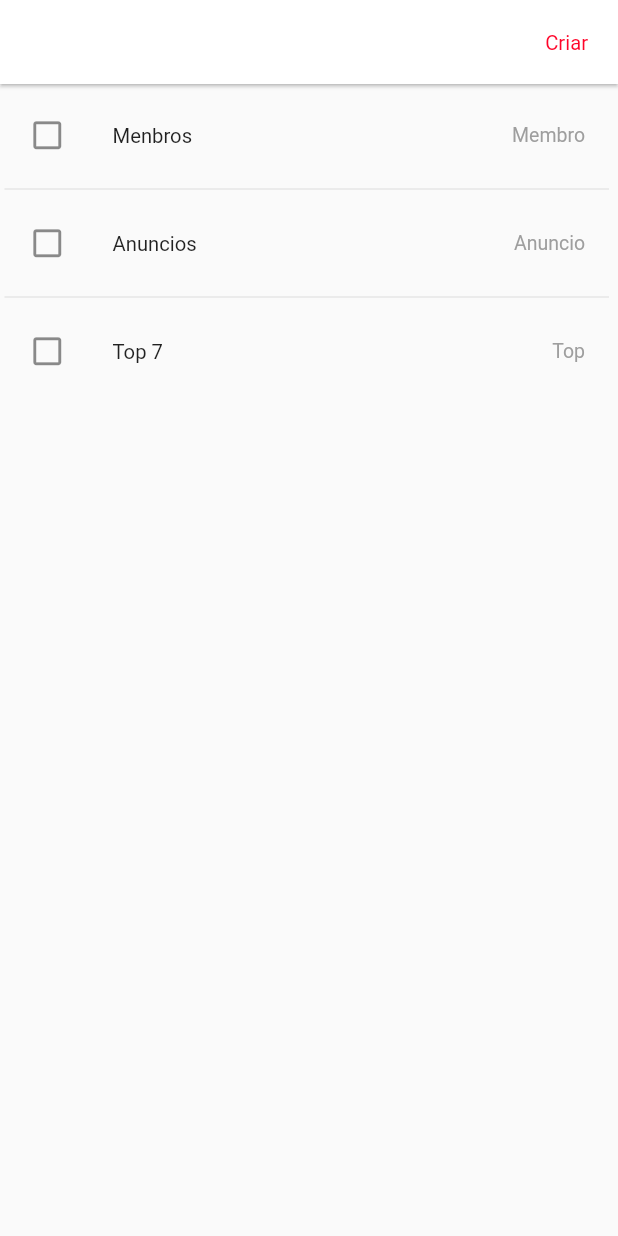
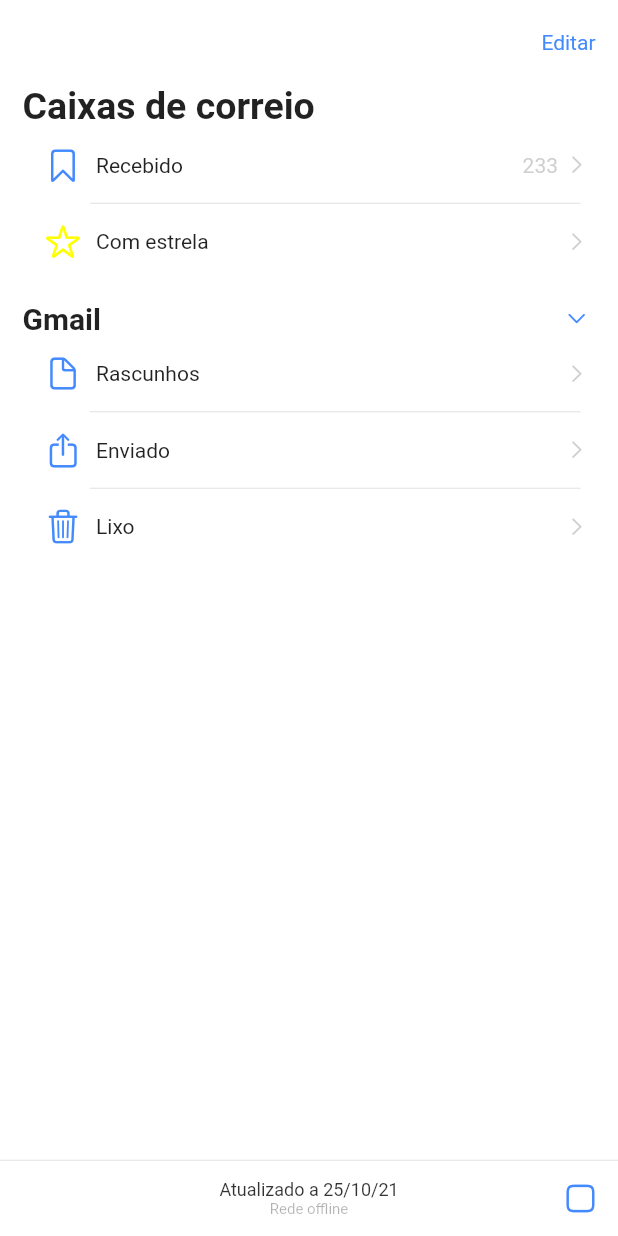
Before and after one commit to fariosofernando/Manju, a Flutter app: the screen it shows after launch, on a phone screen of 412 x 824 dp. Run offline on Flutter 3.47's test engine with Material 2 defaults, Android fonts, the phone set to English and light mode, and no system bars.

Commit message:
Desenhando menu.

```diff
--- a/lib/main.dart
+++ b/lib/main.dart
@@ -1,5 +1,6 @@
 import 'package:flutter/material.dart';
 import 'package:manju/views/home.view.dart';
+import 'package:manju/views/menu.view.dart';
 
 void main() {
   runApp(const ManjuApp());
@@ -18,10 +19,13 @@ class _ManjuAppState extends State<ManjuApp> {
     return MaterialApp(
       debugShowCheckedModeBanner: false,
       theme: ThemeData(
-        primarySwatch: Colors.red,
+        primarySwatch: Colors.blue,
       ),
-      initialRoute: '/home',
-      routes: {'/home': (context) => Home()},
+      initialRoute: '/',
+      routes: {
+        '/home': (context) => Home(),
+        '/': (context) => Menu(),
+      },
     );
   }
 }
--- /dev/null
+++ b/lib/views/components/widgets/blacktext.text.widget.dart
@@ -0,0 +1,9 @@
+import 'package:flutter/material.dart';
+
+blackText(String s, {String? text}) {
+  text == null ? text = '' : text = text;
+  return Text(
+    text,
+    style: const TextStyle(color: Colors.black87),
+  );
+}
--- /dev/null
+++ b/lib/views/components/widgets/divisor.widget.dart
@@ -0,0 +1,11 @@
+import 'package:flutter/material.dart';
+
+divisor() {
+  return Center(
+    child: Container(
+      height: 1,
+      margin: const EdgeInsets.only(right: 25.0, left: 45.0),
+      child: const Divider(),
+    ),
+  );
+}
--- /dev/null
+++ b/lib/views/components/widgets/editar.text.widget.dart
@@ -0,0 +1,14 @@
+import 'package:flutter/material.dart';
+import 'package:manju/views/colors/colors.colors.asset.dart';
+
+editar() {
+  return Container(
+    margin: const EdgeInsets.only(right: 15.0),
+    child: const Center(
+      child: Text(
+        'Editar',
+        style: TextStyle(color: Colors.blueAccent),
+      ),
+    ),
+  );
+}
--- /dev/null
+++ b/lib/views/components/widgets/tile.widget.dart
@@ -0,0 +1,62 @@
+import 'package:flutter/cupertino.dart';
+import 'package:flutter/material.dart';
+
+tile({
+  required IconData icon,
+  required String text,
+  Color? color,
+  Color? textColor,
+}) {
+  color == null ? color = Colors.grey.withOpacity(.1) : color = color;
+  textColor == null ? textColor = Colors.black87 : textColor = textColor;
+  return Container(
+    child: Row(
+      children: [
+        Icon(
+          icon,
+          color: color,
+        ),
+        const SizedBox(
+          width: 10,
+        ),
+        Text(
+          text,
+          style: TextStyle(
+            color: textColor,
+          ),
+        ),
+      ],
+    ),
+  );
+}
+
+tileRight({
+  required IconData icon,
+  required String text,
+  Color? color,
+  Color? textColor,
+}) {
+  color == null ? color = Colors.grey.withOpacity(.5) : color = color;
+  textColor == null ? textColor = Colors.black87 : textColor = textColor;
+
+  return Container(
+    child: Row(
+      children: [
+        Text(
+          text,
+          style: TextStyle(
+            color: textColor,
+          ),
+        ),
+        const SizedBox(
+          width: 5,
+        ),
+        Icon(
+          icon,
+          color: color,
+          size: 15,
+        ),
+      ],
+    ),
+  );
+}
--- /dev/null
+++ b/lib/views/menu.view.dart
@@ -0,0 +1,229 @@
+import 'package:flutter/cupertino.dart';
+import 'package:flutter/material.dart';
+import 'package:manju/views/colors/colors.colors.asset.dart';
+import 'package:manju/views/components/widgets/blacktext.text.widget.dart';
+import 'package:manju/views/components/widgets/editar.text.widget.dart';
+import 'package:manju/views/components/widgets/tile.widget.dart';
+
+import 'components/widgets/divisor.widget.dart';
+
+class Menu extends StatefulWidget {
+  const Menu({Key? key}) : super(key: key);
+
+  @override
+  _MenuState createState() => _MenuState();
+}
+
+class _MenuState extends State<Menu> {
+  @override
+  Widget build(BuildContext context) {
+    return Scaffold(
+      backgroundColor: Colors.white,
+      appBar: AppBar(
+        backgroundColor: Colors.white,
+        elevation: 0,
+        actions: [editar()],
+      ),
+      body: Row(
+        children: [
+          Expanded(
+            child: Stack(
+              children: [
+                Container(
+                  margin: const EdgeInsets.only(left: 15.0),
+                  child: Column(
+                    crossAxisAlignment: CrossAxisAlignment.start,
+                    children: [
+                      Container(
+                        child: const Text(
+                          'Caixas de correio',
+                          style: TextStyle(
+                            color: Colors.black87,
+                            fontWeight: FontWeight.bold,
+                            fontSize: 25,
+                            letterSpacing: 0,
+                          ),
+                        ),
+                      ),
+                      Container(
+                        padding: const EdgeInsets.only(left: 15.0, right: 20.0),
+                        width: MediaQuery.of(context).size.width,
+                        height: 50,
+                        child: Row(
+                          mainAxisAlignment: MainAxisAlignment.spaceBetween,
+                          children: [
+                            tile(
+                                icon: CupertinoIcons.bookmark,
+                                text: 'Recebido',
+                                color: Colors.blueAccent),
+                            tileRight(
+                                icon: CupertinoIcons.chevron_right,
+                                text: '233',
+                                textColor: Colors.grey.withOpacity(.5)),
+                          ],
+                        ),
+                      ),
+                      divisor(),
+                      Container(
+                        padding: const EdgeInsets.only(left: 15.0, right: 20.0),
+                        width: MediaQuery.of(context).size.width,
+                        height: 50,
+                        child: Row(
+                          mainAxisAlignment: MainAxisAlignment.spaceBetween,
+                          children: [
+                            tile(
+                                icon: CupertinoIcons.star,
+                                text: 'Com estrela',
+                                color: Colors.yellowAccent),
+                            tileRight(
+                                icon: CupertinoIcons.chevron_right,
+                                text: '',
+                                textColor: Colors.grey.withOpacity(.5)),
+                          ],
+                        ),
+                      ),
+                      const SizedBox(
+                        height: 15.0,
+                      ),
+                      Container(
+                        padding: const EdgeInsets.only(right: 20.0),
+                        child: Row(
+                          mainAxisAlignment: MainAxisAlignment.spaceBetween,
+                          children: [
+                            const Text(
+                              'Gmail',
+                              style: TextStyle(
+                                color: Colors.black87,
+                                fontWeight: FontWeight.bold,
+                                fontSize: 20,
+                                letterSpacing: 0,
+                              ),
+                            ),
+                            tileRight(
+                                icon: CupertinoIcons.chevron_down,
+                                text: '',
+                                color: Colors.blueAccent),
+                          ],
+                        ),
+                      ),
+                      Container(
+                        padding: const EdgeInsets.only(left: 15.0, right: 20.0),
+                        width: MediaQuery.of(context).size.width,
+                        height: 50,
+                        child: Row(
+                          mainAxisAlignment: MainAxisAlignment.spaceBetween,
+                          children: [
+                            tile(
+                                icon: CupertinoIcons.doc,
+                                text: 'Rascunhos',
+                                color: Colors.blueAccent),
+                            tileRight(
+                                icon: CupertinoIcons.chevron_right,
+                                text: '',
+                                textColor: Colors.grey.withOpacity(.5)),
+                          ],
+                        ),
+                      ),
+                      divisor(),
+                      Container(
+                        padding: const EdgeInsets.only(left: 15.0, right: 20.0),
+                        width: MediaQuery.of(context).size.width,
+                        height: 50,
+                        child: Row(
+                          mainAxisAlignment: MainAxisAlignment.spaceBetween,
+                          children: [
+                            tile(
+                                icon: CupertinoIcons.share,
+                                text: 'Enviado',
+                                color: Colors.blueAccent),
+                            tileRight(
+                                icon: CupertinoIcons.chevron_right,
+                                text: '',
+                                textColor: Colors.grey.withOpacity(.5)),
+                          ],
+                        ),
+                      ),
+                      divisor(),
+                      Container(
+                        padding: const EdgeInsets.only(left: 15.0, right: 20.0),
+                        width: MediaQuery.of(context).size.width,
+                        height: 50,
+                        child: Row(
+                          mainAxisAlignment: MainAxisAlignment.spaceBetween,
+                          children: [
+                            tile(
+                                icon: CupertinoIcons.trash,
+                                text: 'Lixo',
+                                color: Colors.blueAccent),
+                            tileRight(
+                                icon: CupertinoIcons.chevron_right,
+                                text: '',
+                                textColor: Colors.grey.withOpacity(.5)),
+                          ],
+                        ),
+                      ),
+                    ],
+                  ),
+                ),
+                Column(
+                  mainAxisAlignment: MainAxisAlignment.end,
+                  children: [
+                    const Divider(
+                      height: 1,
+                    ),
+                    Container(
+                      height: 50,
+                      child: Row(
+                        children: [
+                          Expanded(
+                              child: Stack(
+                            children: [
+                              Center(
+                                  child: Column(
+                                mainAxisAlignment: MainAxisAlignment.center,
+                                children: [
+                                  Text(
+                                    'Atualizado a 25/10/21',
+                                    style: TextStyle(
+                                      fontSize: 12,
+                                      color: Colors.black87.withOpacity(.8),
+                                    ),
+                                  ),
+                                  Text(
+                                    'Rede offline',
+                                    style: TextStyle(
+                                      fontSize: 10,
+                                      color: Colors.black87.withOpacity(.3),
+                                    ),
+                                  ),
+                                ],
+                              )),
+                              Row(
+                                mainAxisAlignment: MainAxisAlignment.end,
+                                children: [
+                                  Container(
+                                    width: 50,
+                                    child: const Center(
+                                      child: Icon(
+                                        CupertinoIcons.app,
+                                        color: Colors.blueAccent,
+                                      ),
+                                    ),
+                                  )
+                                ],
+                              ),
+                            ],
+                          ))
+                        ],
+                      ),
+                    ),
+                  ],
+                ),
+              ],
+            ),
+          ),
+        ],
+      ),
+    );
+  }
+}
```
